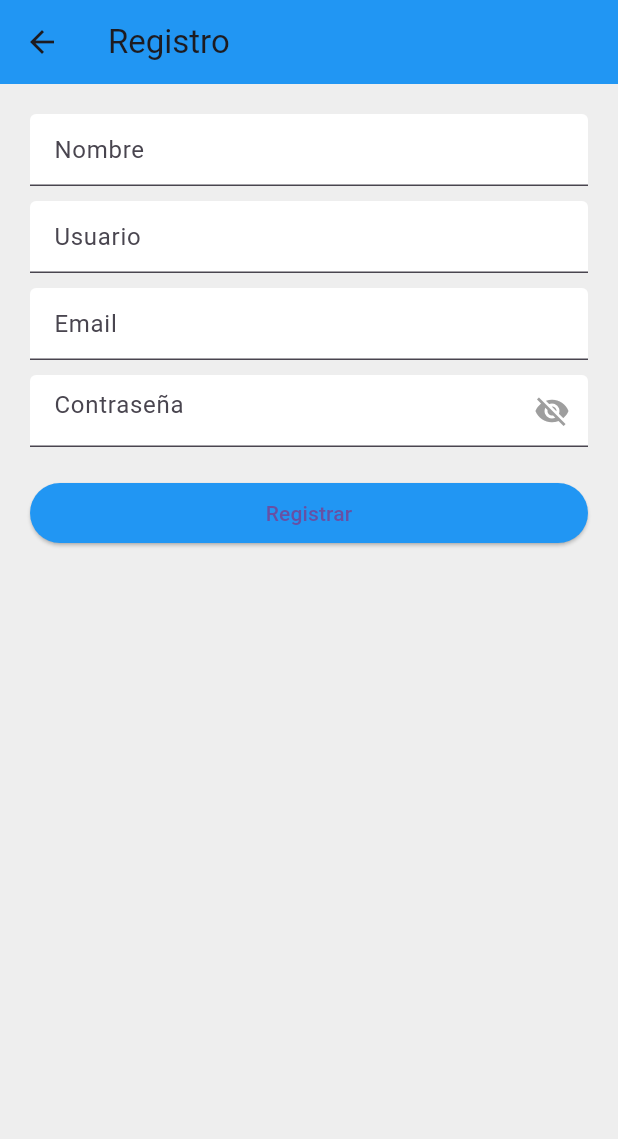
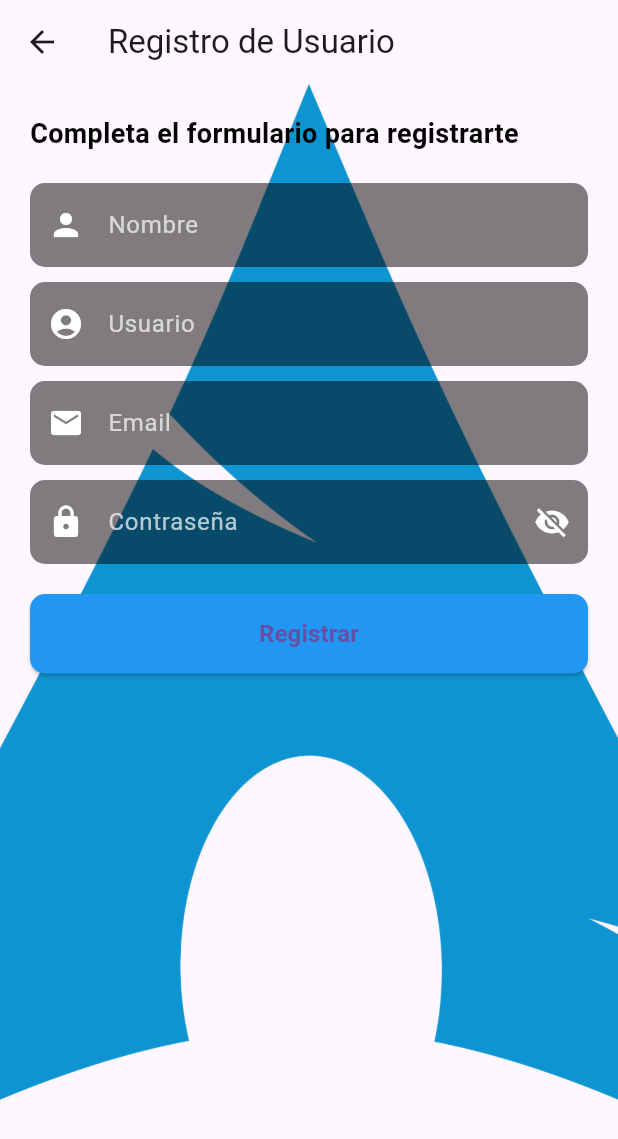
Before and after one commit to ROOGER963/frontloanbook, a Flutter app: the AddPageRegister screen opened directly, on a phone screen of 412 x 824 dp. Shown: the top 1139 px of the screen. Run offline on Flutter 3.47's test engine with Material 3 defaults, Android fonts, the light colour scheme and no system bars; our stand-ins replace animate_do, curved_navigation_bar; network calls fail.

Commit message:
registro

```diff
--- a/lib/pages/widgets/add_register.dart
+++ b/lib/pages/widgets/add_register.dart
@@ -3,7 +3,7 @@
 import 'package:http/http.dart' as http;
 
 class AddPageRegister extends StatefulWidget {
-  const AddPageRegister({super.key});
+  const AddPageRegister({Key? key}) : super(key: key);
 
   @override
   State<AddPageRegister> createState() => _AddPageRegisterState();
@@ -21,44 +21,80 @@
   Widget build(BuildContext context) {
     return Scaffold(
       appBar: AppBar(
-        title: Text('Registro'),
-        backgroundColor: Colors.blue,
+        title: Text('Registro de Usuario'),
       ),
       body: Container(
-        color: Colors.grey[200],
+        decoration: BoxDecoration(
+          image: DecorationImage(
+            image: AssetImage('images/profile.png'),
+            fit: BoxFit.cover,
+          ),
+        ),
+        child: Container(
+          color: Colors.transparent,
           padding: EdgeInsets.all(20.0),
           child: Column(
             crossAxisAlignment: CrossAxisAlignment.stretch,
             children: [
-            _buildTextField(nameController, 'Nombre'),
+              Text(
+                'Completa el formulario para registrarte',
+                style: TextStyle(
+                  fontSize: 18.0,
+                  fontWeight: FontWeight.bold,
+                  color: const Color.fromARGB(255, 2, 2, 2),
+                ),
+              ),
+              SizedBox(height: 20),
+              _buildTextField(nameController, 'Nombre', Icons.person),
               SizedBox(height: 10),
-            _buildTextField(userController, 'Usuario'),
+              _buildTextField(userController, 'Usuario', Icons.account_circle),
               SizedBox(height: 10),
-            _buildTextField(emailController, 'Email'),
+              _buildTextField(emailController, 'Email', Icons.email),
               SizedBox(height: 10),
               _buildPasswordTextField(),
               SizedBox(height: 20),
               ElevatedButton(
                 onPressed: submitData,
-              child: Text('Registrar'),
+                child: Text(
+                  'Registrar',
+                  style: TextStyle(
+                    fontSize: 16.0,
+                    fontWeight: FontWeight.bold,
+                  ),
+                ),
                 style: ElevatedButton.styleFrom(
                   primary: Colors.blue,
+                  padding: EdgeInsets.symmetric(vertical: 15),
+                  shape: RoundedRectangleBorder(
+                    borderRadius: BorderRadius.circular(10.0),
+                  ),
                 ),
               ),
             ],
           ),
         ),
+      ),
     );
   }
 
-  Widget _buildTextField(TextEditingController controller, String hintText, {bool isPassword = false}) {
+  Widget _buildTextField(TextEditingController controller, String hintText, IconData icon) {
     return TextField(
       controller: controller,
-      obscureText: isPassword ? !isPasswordVisible : false,
+      obscureText: false,
+      style: TextStyle(color: Colors.white),
       decoration: InputDecoration(
         hintText: hintText,
+        hintStyle: TextStyle(color: Colors.white.withOpacity(0.7)),
         filled: true,
-        fillColor: Colors.white,
+        fillColor: Colors.black.withOpacity(0.5),
+        prefixIcon: Icon(
+          icon,
+          color: Colors.white,
+        ),
+        border: OutlineInputBorder(
+          borderRadius: BorderRadius.circular(10.0),
+          borderSide: BorderSide.none,
+        ),
       ),
     );
   }
@@ -67,20 +103,30 @@
     return TextField(
       controller: passwordController,
       obscureText: !isPasswordVisible,
+      style: TextStyle(color: Colors.white),
       decoration: InputDecoration(
         hintText: 'Contraseña',
+        hintStyle: TextStyle(color: Colors.white.withOpacity(0.7)),
         filled: true,
-        fillColor: Colors.white,
+        fillColor: Colors.black.withOpacity(0.5),
+        prefixIcon: Icon(
+          Icons.lock,
+          color: Colors.white,
+        ),
         suffixIcon: IconButton(
           icon: Icon(
             isPasswordVisible ? Icons.visibility : Icons.visibility_off,
-            color: Colors.grey,
+            color: Colors.white,
           ),
           onPressed: () {
             setState(() {
               isPasswordVisible = !isPasswordVisible;
             });
           },
+        ),
+        border: OutlineInputBorder(
+          borderRadius: BorderRadius.circular(10.0),
+          borderSide: BorderSide.none,
         ),
       ),
     );
@@ -110,7 +156,7 @@
       print('Usuario creado');
       showSuccessMessage('Usuario Creado');
     } else {
-      showErrosMessage('No se pudo crear el usuario');
+      showErrorMessage('No se pudo crear el usuario');
     }
   }
 
@@ -119,7 +165,7 @@
     ScaffoldMessenger.of(context).showSnackBar(snackBar);
   }
 
-  void showErrosMessage(String message) {
+  void showErrorMessage(String message) {
     final snackBar = SnackBar(
       content: Text(
         message,
```
Lines whose indentation alone changed are shown as unchanged.
